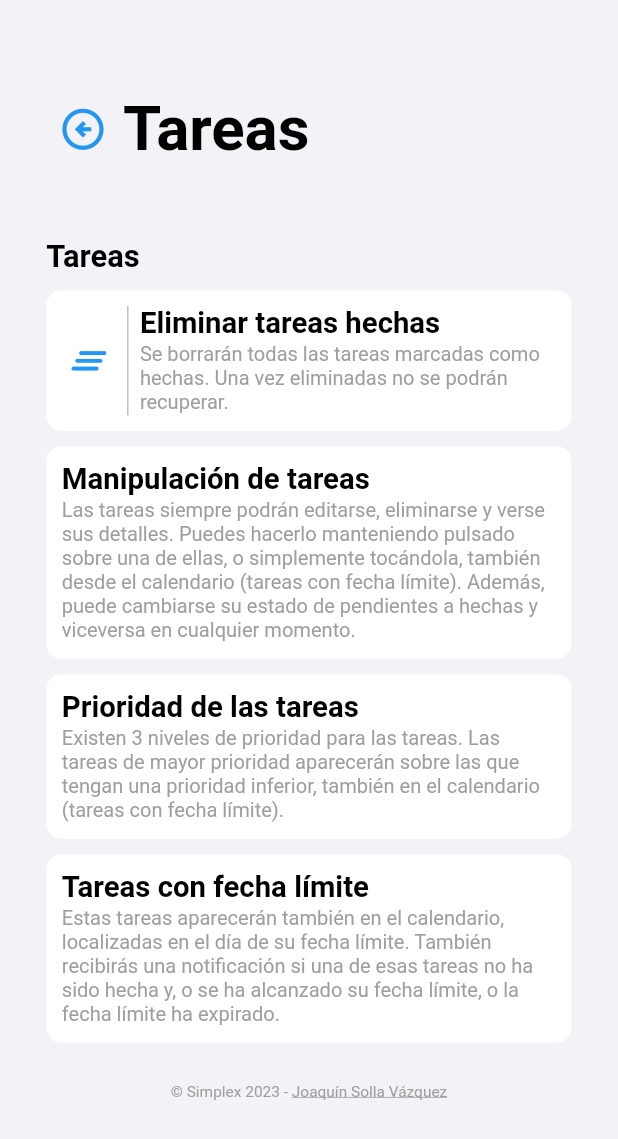
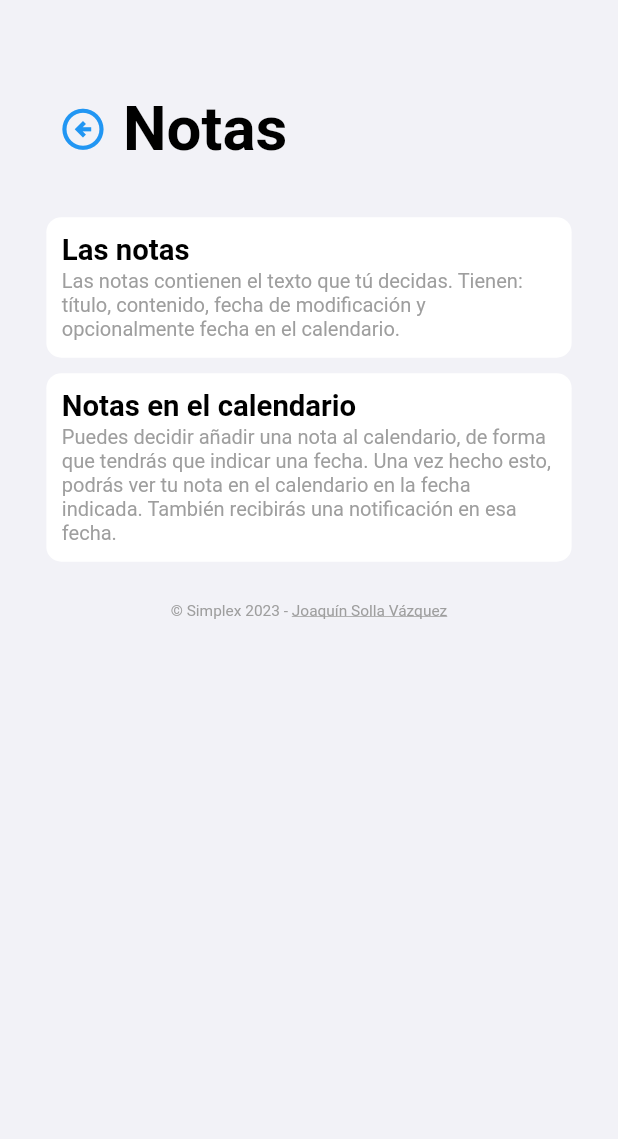
Before and after one commit to joaquinsolla/Simplex, a Flutter app: the HelpNotes screen opened by its route, on a phone screen of 412 x 824 dp. Shown: the top 1139 px of the screen. Run offline on Flutter 3.47's test engine with Material 2 defaults, Android fonts, the phone set to English and light mode, and no system bars; our stand-ins replace bottom_navy_bar, cloud_firestore, firebase_auth, firebase_core, flutter_local_notifications, focused_menu and 4 more; accounts and stored records are empty.

Commit message:
Updated help pages

```diff
--- a/lib/pages/help/help_events.dart
+++ b/lib/pages/help/help_events.dart
@@ -33,7 +33,7 @@ class _HelpEventsState extends State<HelpEvents> {
           TextExplanationContainer('Los eventos',
               'Los eventos repesentan actividades o sucesos en una fecha y hora '
                   'concretos. Siempre aparecen en el calendario y cuentan con: '
-                  'un nombre, descripción, fecha, hora, color y hasta 5 '
+                  'un título, descripción, fecha, hora, color y hasta 5 '
                   'notificaciones.'),
           SizedBox(height: deviceHeight * 0.0125),
           TextExplanationContainer('Creación de eventos',
@@ -53,7 +53,6 @@ class _HelpEventsState extends State<HelpEvents> {
                   'Todos estos elementos aparecerán representados como puntos '
                   'en su día correspondiente.'),
         ],),
-
         FooterWithUrl(),
       ]),
     );
--- a/lib/pages/help/help_notes.dart
+++ b/lib/pages/help/help_notes.dart
@@ -24,44 +24,23 @@ class _HelpNotesState extends State<HelpNotes> {
   @override
   Widget build(BuildContext context) {
 
-    late String calendarButtonImage;
-    if (darkMode) calendarButtonImage = 'assets/calendar_button_dark.png';
-    else calendarButtonImage = 'assets/calendar_button_light.png';
-
     return Scaffold(
       backgroundColor: colorMainBackground,
       body: HomeArea([
-        PageHeader(context, 'Tareas'),
-
-        SizedBox(height: deviceHeight * 0.03),
-        Text('Tareas', style: TextStyle(
-            color: colorMainText,
-            fontSize: deviceWidth * 0.05,
-            fontWeight: FontWeight.bold)),
+        PageHeader(context, 'Notas'),
         Column(children: [
           SizedBox(height: deviceHeight * 0.0125),
-          ButtonExplanationContainer(
-              Icon(Icons.clear_all_rounded, color: Colors.blue, size: deviceWidth * 0.075),
-              'Eliminar tareas hechas',
-              'Se borrarán todas las tareas marcadas como hechas. Una vez '
-                  'eliminadas no se podrán recuperar.'),
+          TextExplanationContainer('Las notas',
+              'Las notas contienen el texto que tú decidas. Tienen: título, '
+                  'contenido, fecha de modificación y opcionalmente fecha en el'
+                  ' calendario.'),
           SizedBox(height: deviceHeight * 0.0125),
-          TextExplanationContainer('Manipulación de tareas',
-              'Las tareas siempre podrán editarse, eliminarse y verse sus detalles. '
-                  'Puedes hacerlo manteniendo pulsado sobre una de ellas, o simplemente tocándola, '
-                  'también desde el calendario (tareas con fecha límite). '
-                  'Además, puede cambiarse su estado de pendientes a hechas y viceversa en cualquier momento.'),
-          SizedBox(height: deviceHeight * 0.0125),
-          TextExplanationContainer('Prioridad de las tareas',
-              'Existen 3 niveles de prioridad para las tareas. Las tareas de mayor prioridad aparecerán '
-                  'sobre las que tengan una prioridad inferior, también en el calendario (tareas con fecha límite).'),
-          SizedBox(height: deviceHeight * 0.0125),
-          TextExplanationContainer('Tareas con fecha límite',
-              'Estas tareas aparecerán también en el calendario, localizadas en el día de su fecha límite. '
-                  'También recibirás una notificación si una de esas tareas no ha sido hecha y, o '
-                  'se ha alcanzado su fecha límite, o la fecha límite ha expirado.'),
+          TextExplanationContainer('Notas en el calendario',
+              'Puedes decidir añadir una nota al calendario, de forma que '
+                  'tendrás que indicar una fecha. Una vez hecho esto, podrás '
+                  'ver tu nota en el calendario en la fecha indicada. También '
+                  'recibirás una notificación en esa fecha.'),
         ],),
-
         FooterWithUrl(),
       ]),
     );
--- a/lib/pages/home.dart
+++ b/lib/pages/home.dart
@@ -229,6 +229,7 @@ class _HomeState extends State<Home> {
           height: deviceHeight * 0.0025,
         ),
         Wrap(
+          crossAxisAlignment: WrapCrossAlignment.center,
             children: [
               Text(
                 user.email!,
```
Also changed, not shown: lib/pages/help/help_routines.dart (+1 -12 lines), lib/pages/help/help_todos.dart (+13 -12 lines). Lines whose indentation alone changed are shown as unchanged.
